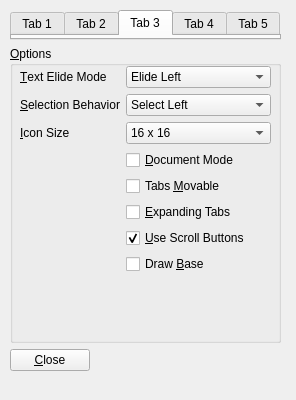
Before: the Qt Designer form src/Ui/tabbar.ui in sergeyfarin/kyui, drawn with Qt 5.
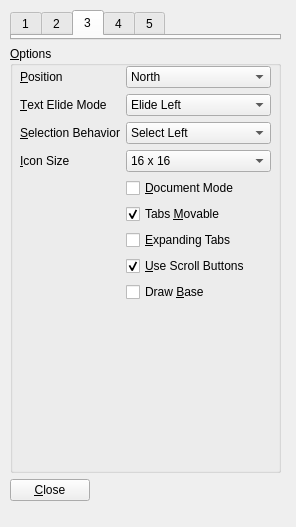
After: the same form once the commit is applied. The open tabs and pages were chosen to show the change.

Commit message: Test files for the failed attempts at reimplementing QTabBar. =/

```diff
--- a/src/Ui/tabbar.ui
+++ b/src/Ui/tabbar.ui
@@ -7,7 +7,7 @@
     <x>0</x>
     <y>0</y>
     <width>296</width>
-    <height>400</height>
+    <height>527</height>
    </rect>
   </property>
   <property name="font">
@@ -25,38 +25,44 @@
      <x>10</x>
      <y>10</y>
      <width>271</width>
-     <height>361</height>
+     <height>491</height>
     </rect>
    </property>
    <layout class="QVBoxLayout" name="verticalLayout" stretch="0,3,0">
     <item>
      <widget class="QTabWidget" name="testTabWidget">
+      <property name="tabPosition">
+       <enum>QTabWidget::North</enum>
+      </property>
       <property name="currentIndex">
        <number>1</number>
       </property>
-      <widget class="QWidget" name="tab1" native="true">
+      <property name="movable">
+       <bool>true</bool>
+      </property>
+      <widget class="QWidget" name="tab1">
        <attribute name="title">
-        <string>Tab 1</string>
+        <string>1</string>
        </attribute>
       </widget>
       <widget class="QWidget" name="tab2">
        <attribute name="title">
-        <string>Tab 2</string>
+        <string>2</string>
        </attribute>
       </widget>
       <widget class="QWidget" name="tab3">
        <attribute name="title">
-        <string>Tab 3</string>
+        <string>3</string>
        </attribute>
       </widget>
       <widget class="QWidget" name="tab4">
        <attribute name="title">
-        <string>Tab 4</string>
+        <string>4</string>
        </attribute>
       </widget>
       <widget class="QWidget" name="tab5">
        <attribute name="title">
-        <string>Tab 5</string>
+        <string>5</string>
        </attribute>
       </widget>
      </widget>
@@ -66,7 +72,7 @@
       <property name="title">
        <string>&amp;Options</string>
       </property>
-      <widget class="QWidget" name="">
+      <widget class="QWidget" name="layoutWidget">
        <property name="geometry">
         <rect>
          <x>10</x>
@@ -76,7 +82,10 @@
         </rect>
        </property>
        <layout class="QFormLayout" name="formLayout">
-        <item row="0" column="0">
+        <property name="fieldGrowthPolicy">
+         <enum>QFormLayout::AllNonFixedFieldsGrow</enum>
+        </property>
+        <item row="1" column="0">
          <widget class="QLabel" name="elideLabel">
           <property name="text">
            <string>&amp;Text Elide Mode</string>
@@ -86,7 +95,7 @@
           </property>
          </widget>
         </item>
-        <item row="0" column="1">
+        <item row="1" column="1">
          <widget class="QComboBox" name="elideBox">
           <item>
            <property name="text">
@@ -110,7 +119,7 @@
           </item>
          </widget>
         </item>
-        <item row="1" column="0">
+        <item row="2" column="0">
          <widget class="QLabel" name="selectionLabel">
           <property name="text">
            <string>&amp;Selection Behavior</string>
@@ -120,7 +129,7 @@
           </property>
          </widget>
         </item>
-        <item row="1" column="1">
+        <item row="2" column="1">
          <widget class="QComboBox" name="selectionBox">
           <item>
            <property name="text">
@@ -139,7 +148,7 @@
           </item>
          </widget>
         </item>
-        <item row="2" column="0">
+        <item row="3" column="0">
          <widget class="QLabel" name="iconSizeLabel">
           <property name="text">
            <string>&amp;Icon Size</string>
@@ -149,7 +158,7 @@
           </property>
          </widget>
         </item>
-        <item row="2" column="1">
+        <item row="3" column="1">
          <widget class="QComboBox" name="iconSizeBox">
           <item>
            <property name="text">
@@ -173,28 +182,31 @@
           </item>
          </widget>
         </item>
-        <item row="3" column="1">
+        <item row="4" column="1">
          <widget class="QCheckBox" name="documentModeBox">
           <property name="text">
            <string>&amp;Document Mode</string>
           </property>
          </widget>
         </item>
-        <item row="4" column="1">
+        <item row="5" column="1">
          <widget class="QCheckBox" name="movableBox">
           <property name="text">
            <string>Tabs &amp;Movable</string>
           </property>
+          <property name="checked">
+           <bool>true</bool>
+          </property>
          </widget>
         </item>
-        <item row="5" column="1">
+        <item row="6" column="1">
          <widget class="QCheckBox" name="expandingBox">
           <property name="text">
            <string>&amp;Expanding Tabs</string>
           </property>
          </widget>
         </item>
-        <item row="6" column="1">
+        <item row="7" column="1">
          <widget class="QCheckBox" name="useScrollBox">
           <property name="text">
            <string>&amp;Use Scroll Buttons</string>
@@ -204,13 +216,47 @@
           </property>
          </widget>
         </item>
-        <item row="7" column="1">
+        <item row="8" column="1">
          <widget class="QCheckBox" name="drawBaseBox">
           <property name="text">
            <string>Draw &amp;Base</string>
           </property>
          </widget>
         </item>
+        <item row="0" column="1">
+         <widget class="QComboBox" name="elideBox_2">
+          <item>
+           <property name="text">
+            <string>North</string>
+           </property>
+          </item>
+          <item>
+           <property name="text">
+            <string>South</string>
+           </property>
+          </item>
+          <item>
+           <property name="text">
+            <string>East</string>
+           </property>
+          </item>
+          <item>
+           <property name="text">
+            <string>West</string>
+           </property>
+          </item>
+         </widget>
+        </item>
+        <item row="0" column="0">
+         <widget class="QLabel" name="elideLabel_2">
+          <property name="text">
+           <string>&amp;Position</string>
+          </property>
+          <property name="buddy">
+           <cstring>elideBox</cstring>
+          </property>
+         </widget>
+        </item>
        </layout>
       </widget>
      </widget>
```
Left out of the diff: 8 changed lines with no effect on the pictures. The commit also changes 2 other files.
